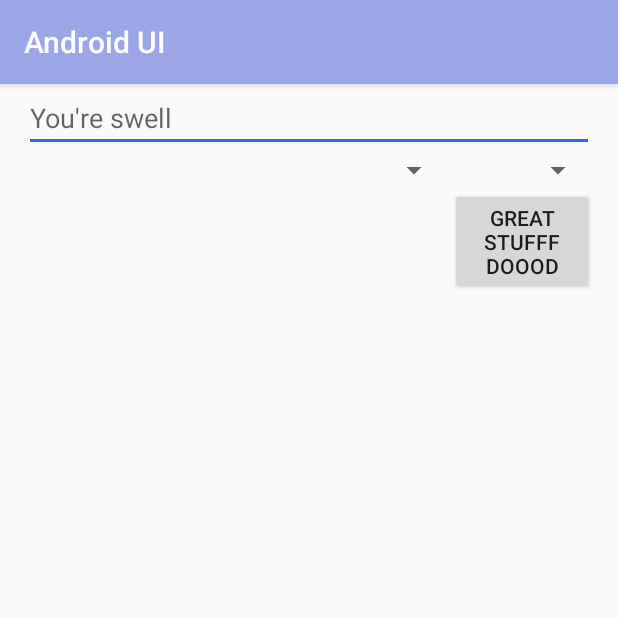
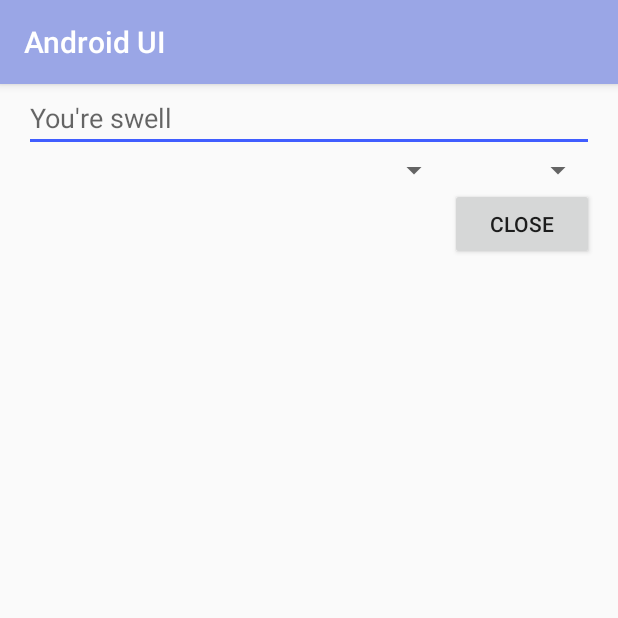
Before and after one commit to VisVires/CS496, an Android app: the relative_layout screen opened directly, with no data from a screen before it, on a phone screen of 412 x 824 dp, the top half of it. Run offline under Robolectric (Android 15) with nearby library versions, the light colour scheme and no system bars.

Commit message:
added close buttons to all views

```diff
--- a/Assignment5/AndroidUI/app/src/main/java/com/androidui/georgew/androidui/relative_layout.java
+++ b/Assignment5/AndroidUI/app/src/main/java/com/androidui/georgew/androidui/relative_layout.java
@@ -2,6 +2,8 @@
 
 import android.support.v7.app.AppCompatActivity;
 import android.os.Bundle;
+import android.view.View;
+import android.widget.Button;
 
 public class relative_layout extends AppCompatActivity {
 
@@ -9,5 +11,15 @@
     protected void onCreate(Bundle savedInstanceState) {
         super.onCreate(savedInstanceState);
         setContentView(R.layout.activity_relative_layout);
+
+        Button btnClose = (Button) findViewById(R.id.btnClose);
+
+        btnClose.setOnClickListener(new View.OnClickListener() {
+
+            public void onClick(View arg0) {
+                //Closing SecondScreen Activity
+                finish();
+            }
+        });
     }
 }
--- a/Assignment5/AndroidUI/app/src/main/res/layout/activity_linear_layout_horizontal.xml
+++ b/Assignment5/AndroidUI/app/src/main/res/layout/activity_linear_layout_horizontal.xml
@@ -18,7 +18,8 @@
         android:layout_height="match_parent"
         android:hint="words" />
     <Button
+        android:id="@+id/btnClose"
         android:layout_width="wrap_content"
         android:layout_height="match_parent"
-        android:text="words" />
+        android:text="@string/close" />
 </LinearLayout>
--- a/Assignment5/AndroidUI/app/src/main/res/layout/activity_linear_layout_vertical.xml
+++ b/Assignment5/AndroidUI/app/src/main/res/layout/activity_linear_layout_vertical.xml
@@ -18,7 +18,8 @@
         android:layout_height="wrap_content"
         android:hint="words" />
     <Button
+        android:id="@+id/btnClose"
         android:layout_width="match_parent"
         android:layout_height="wrap_content"
-        android:text="words" />
+        android:text="@string/close" />
 </LinearLayout>
--- a/Assignment5/AndroidUI/app/src/main/res/layout/activity_relative_layout.xml
+++ b/Assignment5/AndroidUI/app/src/main/res/layout/activity_relative_layout.xml
@@ -23,9 +23,10 @@
         android:layout_below="@id/name"
         android:layout_alignParentRight="true" />
     <Button
+        android:id="@+id/btnClose"
         android:layout_width="96dp"
         android:layout_height="wrap_content"
         android:layout_below="@id/times"
         android:layout_alignParentRight="true"
-        android:text="great stufff doood" />
+        android:text="@string/close" />
 </RelativeLayout>
--- a/Assignment5/AndroidUI/app/src/main/res/values/strings.xml
+++ b/Assignment5/AndroidUI/app/src/main/res/values/strings.xml
@@ -4,4 +4,5 @@
     <string name="main_link_2">Vertical Linear View</string>
     <string name="main_link_3">Grid View</string>
     <string name="main_link_4">Relative Layout View</string>
+    <string name="close">CLOSE</string>
 </resources>
```
Also changed, not shown: Assignment5/AndroidUI/app/src/main/java/com/androidui/georgew/androidui/linear_layout_horizontal.java (+12 -0 lines), Assignment5/AndroidUI/app/src/main/java/com/androidui/georgew/androidui/linear_layout_vertical.java (+12 -0 lines), Assignment5/AndroidUI/app/src/main/res/layout/activity_grid_layout.xml (+6 -2 lines).
